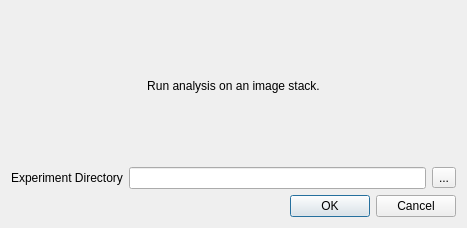
ApfeldLab/pharynx_redox, file pharynx_redox/gui/qt_ui_files/load_dialog.ui: the form before one commit.
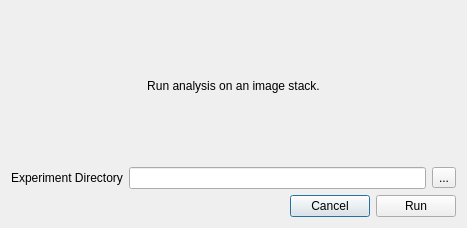
The form after the commit.

Commit message: experimental gui kind of working

```diff
--- a/pharynx_redox/gui/qt_ui_files/load_dialog.ui
+++ b/pharynx_redox/gui/qt_ui_files/load_dialog.ui
@@ -53,14 +53,35 @@
     </layout>
    </item>
    <item>
-    <widget class="QDialogButtonBox" name="buttonBox">
-     <property name="orientation">
-      <enum>Qt::Horizontal</enum>
-     </property>
-     <property name="standardButtons">
-      <set>QDialogButtonBox::Cancel|QDialogButtonBox::Ok</set>
-     </property>
-    </widget>
+    <layout class="QHBoxLayout" name="horizontalLayout_2">
+     <item>
+      <spacer name="horizontalSpacer">
+       <property name="orientation">
+        <enum>Qt::Horizontal</enum>
+       </property>
+       <property name="sizeHint" stdset="0">
+        <size>
+         <width>40</width>
+         <height>20</height>
+        </size>
+       </property>
+      </spacer>
+     </item>
+     <item>
+      <widget class="QPushButton" name="cancelButton">
+       <property name="text">
+        <string>Cancel</string>
+       </property>
+      </widget>
+     </item>
+     <item>
+      <widget class="QPushButton" name="runButton">
+       <property name="text">
+        <string>Run</string>
+       </property>
+      </widget>
+     </item>
+    </layout>
    </item>
   </layout>
  </widget>
```
Left out of the diff: 35 changed lines with no effect on the pictures. The commit also changes 3 other files.
